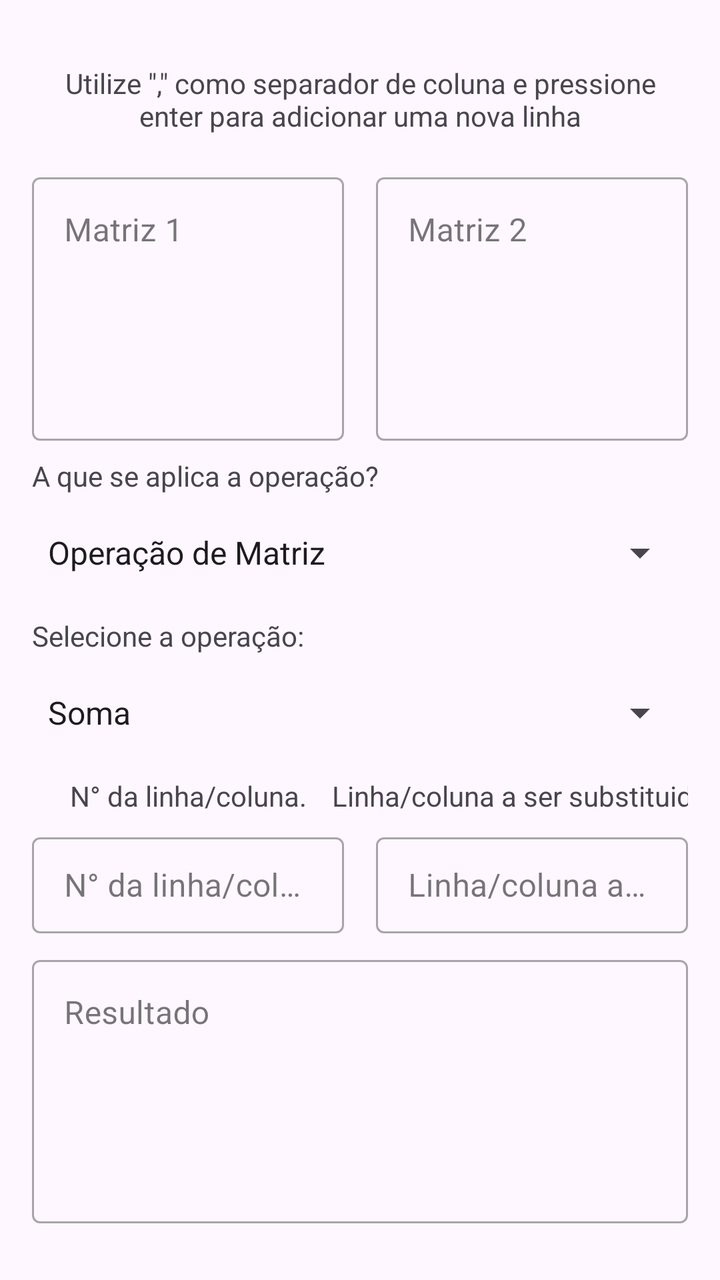
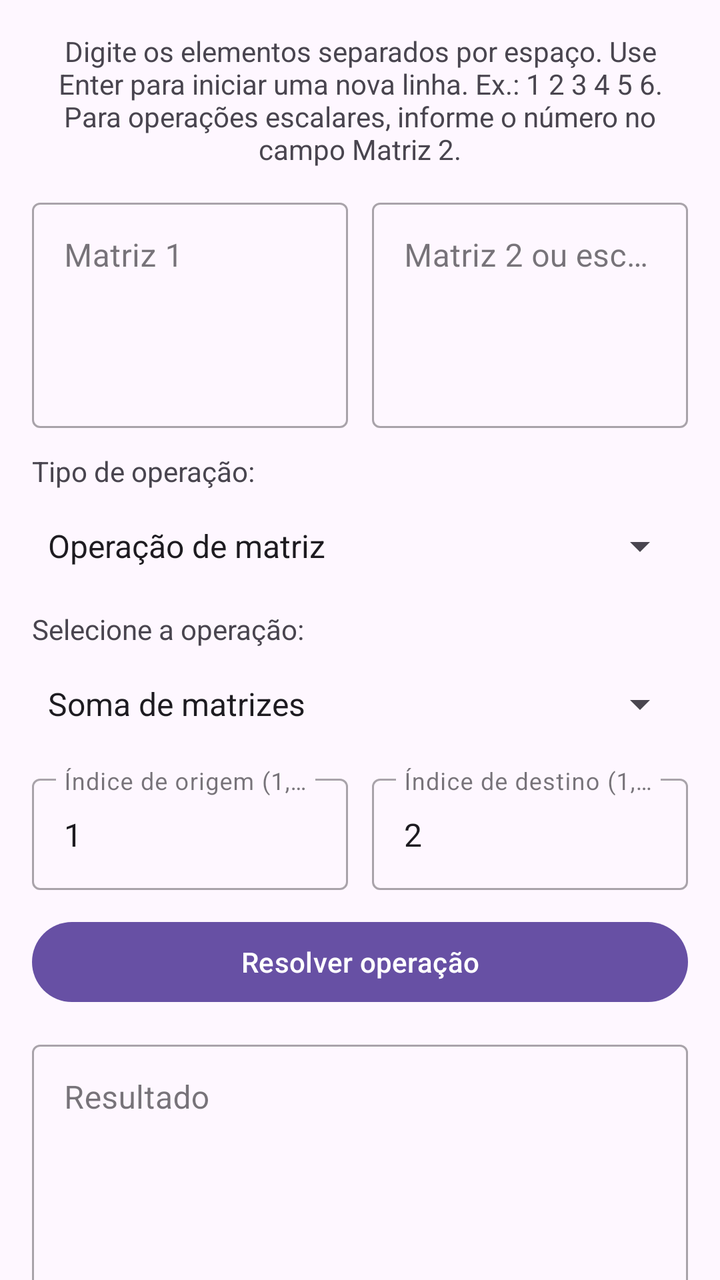

An Android layout rendered at two revisions. The XML below is the earlier revision; the diff shows what the commit changed to produce the second picture.
<!-- AndroidManifest.xml: application theme Theme.com.example.calculadoradematrizes -->
<!-- res/layout/fragment_first.xml -->
<?xml version="1.0" encoding="utf-8"?>
<androidx.core.widget.NestedScrollView xmlns:android="http://schemas.android.com/apk/res/android"
    xmlns:app="http://schemas.android.com/apk/res-auto"
    xmlns:tools="http://schemas.android.com/tools"
    android:layout_width="match_parent"
    android:layout_height="match_parent"
    tools:context=".FirstFragment">

    <androidx.constraintlayout.widget.ConstraintLayout
        android:id="@+id/constraint_layout_first"
        android:layout_width="match_parent"
        android:layout_height="match_parent"
        android:padding="16dp">

        <TextView
            android:id="@+id/tituloInstrucoes"
            android:layout_width="0dp"
            android:layout_height="wrap_content"
            android:layout_marginTop="16dp"
            android:text="@string/instrucoes_entrada"
            android:textAlignment="center"
            app:layout_constraintEnd_toEndOf="parent"
            app:layout_constraintStart_toStartOf="parent"
            app:layout_constraintTop_toTopOf="parent" />

        <com.google.android.material.textfield.TextInputLayout
            android:id="@+id/matriz1_entrada"
            style="@style/Widget.MaterialComponents.TextInputLayout.OutlinedBox"
            android:layout_width="0dp"
            android:layout_height="wrap_content"
            android:layout_marginTop="16dp"
            android:layout_marginEnd="8dp"
            android:hint="@string/matriz_1"
            app:layout_constraintWidth_max="488dp"
            app:layout_constraintEnd_toStartOf="@+id/matriz2_entrada"
            app:layout_constraintStart_toStartOf="parent"
            app:layout_constraintTop_toBottomOf="@+id/tituloInstrucoes">

            <com.google.android.material.textfield.TextInputEditText
                android:layout_width="match_parent"
                android:layout_height="wrap_content"
                android:gravity="top"
                android:inputType="textMultiLine"
                android:lines="5"
                android:textColorHint="#888888"
                tools:ignore="TextContrastCheck" />
        </com.google.android.material.textfield.TextInputLayout>

        <com.google.android.material.textfield.TextInputLayout
            android:id="@+id/matriz2_entrada"
            style="@style/Widget.MaterialComponents.TextInputLayout.OutlinedBox"
            android:layout_width="0dp"
            android:layout_height="wrap_content"
            android:layout_marginStart="8dp"
            android:layout_marginTop="16dp"
            android:hint="@string/matriz_2"
            app:layout_constraintWidth_max="488dp"
            app:layout_constraintEnd_toEndOf="parent"
            app:layout_constraintStart_toEndOf="@+id/matriz1_entrada"
            app:layout_constraintTop_toBottomOf="@+id/tituloInstrucoes">

            <com.google.android.material.textfield.TextInputEditText
                android:layout_width="match_parent"
                android:layout_height="wrap_content"
                android:gravity="top"
                android:inputType="textMultiLine"
                android:lines="5"
                android:textColorHint="#888888"
                tools:ignore="TextContrastCheck" />
        </com.google.android.material.textfield.TextInputLayout>

        <TextView
            android:id="@+id/tituloSelecioneOperacao1"
            android:layout_width="wrap_content"
            android:layout_height="wrap_content"
            android:layout_marginTop="8dp"
            android:text="@string/qual_linha"
            app:layout_constraintStart_toStartOf="parent"
            app:layout_constraintTop_toBottomOf="@+id/matriz1_entrada" />

        <Spinner
            android:id="@+id/selecioneOperacao1"
            android:layout_width="0dp"
            android:layout_height="48dp"
            android:layout_marginTop="5dp"
            android:entries="@array/tipo_de_operacao"
            app:layout_constraintEnd_toEndOf="parent"
            app:layout_constraintStart_toStartOf="parent"
            app:layout_constraintTop_toBottomOf="@+id/tituloSelecioneOperacao1" />

        <TextView
            android:id="@+id/tituloSelecioneOperacao2"
            android:layout_width="wrap_content"
            android:layout_height="wrap_content"
            android:layout_marginTop="8dp"
            android:text="@string/selecione_operacao"
            app:layout_constraintStart_toStartOf="parent"
            app:layout_constraintTop_toBottomOf="@+id/selecioneOperacao1" />

        <Spinner
            android:id="@+id/selecioneOperacao2"
            android:layout_width="0dp"
            android:layout_height="48dp"
            android:layout_marginTop="5dp"
            android:entries="@array/operacoes_matriz"
            app:layout_constraintEnd_toEndOf="parent"
            app:layout_constraintStart_toStartOf="parent"
            app:layout_constraintTop_toBottomOf="@+id/tituloSelecioneOperacao2" />

        <Spinner
            android:id="@+id/selecioneOperacao3"
            android:layout_width="0dp"
            android:layout_height="wrap_content"
            android:layout_marginTop="8dp"
            android:visibility="gone"
            android:entries="@array/operacoes_linha"
            app:layout_constraintEnd_toEndOf="parent"
            app:layout_constraintStart_toStartOf="parent"
            app:layout_constraintTop_toBottomOf="@+id/tituloSelecioneOperacao2" />

        <TextView
            android:id="@+id/titulo_numero_linha"
            android:layout_width="wrap_content"
            android:layout_height="wrap_content"
            android:layout_marginTop="8dp"
            android:text="@string/numero_da_linha"
            app:layout_constraintEnd_toEndOf="@+id/numero_linha_entrada"
            app:layout_constraintStart_toStartOf="@+id/numero_linha_entrada"
            app:layout_constraintTop_toBottomOf="@+id/selecioneOperacao2" />


        <com.google.android.material.textfield.TextInputLayout
            android:id="@+id/numero_linha_entrada"
            style="@style/Widget.MaterialComponents.TextInputLayout.OutlinedBox"
            android:layout_width="0dp"
            android:layout_height="wrap_content"
            android:layout_marginTop="6dp"
            android:layout_marginEnd="8dp"
            android:hint="@string/numero_da_linha"
            app:layout_constraintWidth_max="488dp"
            app:layout_constraintEnd_toStartOf="@+id/numero_linha_substituida_entrada"
            app:layout_constraintStart_toStartOf="parent"
            app:layout_constraintTop_toBottomOf="@+id/titulo_numero_linha">

            <com.google.android.material.textfield.TextInputEditText
                android:layout_width="match_parent"
                android:layout_height="48dp"
                android:inputType="number"
                android:textColorHint="#888888"
                tools:ignore="TextContrastCheck" />
        </com.google.android.material.textfield.TextInputLayout>

        <TextView
            android:id="@+id/titulo_numero_linha_substituida"
            android:layout_width="200dp"
            android:layout_height="wrap_content"
            android:layout_marginTop="8dp"
            android:text="@string/linha_a_ser_substituida"
            app:layout_constraintEnd_toEndOf="@+id/numero_linha_substituida_entrada"
            app:layout_constraintStart_toStartOf="@+id/numero_linha_substituida_entrada"
            app:layout_constraintTop_toBottomOf="@+id/selecioneOperacao2"
            tools:ignore="TextSizeCheck" />

        <com.google.android.material.textfield.TextInputLayout
            android:id="@+id/numero_linha_substituida_entrada"
            style="@style/Widget.MaterialComponents.TextInputLayout.OutlinedBox"
            app:layout_constraintTop_toBottomOf="@+id/titulo_numero_linha_substituida"
            android:layout_width="0dp"
            android:layout_height="wrap_content"
            android:layout_marginStart="8dp"
            android:hint="@string/linha_a_ser_substituida"
            app:layout_constraintWidth_max="488dp"
            app:layout_constraintEnd_toEndOf="parent"
            app:layout_constraintStart_toEndOf="@+id/numero_linha_entrada"
            app:layout_constraintTop_toTopOf="@+id/numero_linha_entrada">

            <com.google.android.material.textfield.TextInputEditText
                android:layout_width="match_parent"
                android:layout_height="48dp"
                android:inputType="number"
                android:textColorHint="#888888"
                tools:ignore="TextContrastCheck" />
        </com.google.android.material.textfield.TextInputLayout>

        <com.google.android.material.textfield.TextInputLayout
            android:id="@+id/resultado_saida"
            style="@style/Widget.MaterialComponents.TextInputLayout.OutlinedBox"
            android:layout_width="0dp"
            android:layout_height="wrap_content"
            android:layout_marginTop="8dp"
            android:hint="@string/resultado"
            app:layout_constraintEnd_toEndOf="parent"
            app:layout_constraintStart_toStartOf="parent"
            app:layout_constraintTop_toBottomOf="@+id/numero_linha_entrada">

            <com.google.android.material.textfield.TextInputEditText
                android:layout_width="match_parent"
                android:layout_height="wrap_content"
                android:focusable="false"
                android:gravity="top"
                android:inputType="textMultiLine"
                android:lines="5"
                android:textColorHint="#888888"
                android:textIsSelectable="true"
                tools:ignore="TextContrastCheck,VisualLintTextFieldSize" />
        </com.google.android.material.textfield.TextInputLayout>

        <androidx.constraintlayout.widget.Group
            android:id="@+id/grupo_operacoes_linha"
            android:layout_width="wrap_content"
            android:layout_height="wrap_content"
            app:constraint_referenced_ids="titulo_numero_linha,numero_linha_entrada,titulo_numero_linha_substituida,numero_linha_substituida_entrada" />

    </androidx.constraintlayout.widget.ConstraintLayout>
</androidx.core.widget.NestedScrollView>
<!-- resources referenced by this layout -->
<resources>
  <string-array name="operacoes_linha">
          <item>Somar e Substituir</item>
          <item>Somar a (-1 * valor da coluna) e Substituir</item>
          <item>Multiplicar e Substituir</item>
          <item>Dividir e Substituir</item>
      </string-array>
  <string-array name="operacoes_matriz">
          <item>Soma</item>
          <item>Multiplicação Escalar</item>
          <item>Multiplicação Vetorial</item>
          <item>Identificar Determinante</item>
          <item>Identificar Matriz Inversa (se existir)</item>
          <item>Transpor a Matriz (apenas matrizes quadradas)</item>
      </string-array>
  <string-array name="tipo_de_operacao">
          <item>Operação de Matriz</item>
          <item>Operação de Linha</item>
          <item>Operação de Coluna</item>
      </string-array>
  <string name="instrucoes_entrada">Utilize \",\" como separador de coluna e pressione enter para adicionar uma nova linha</string>
  <string name="linha_a_ser_substituida">Linha/coluna a ser substituida</string>
  <string name="matriz_1">Matriz 1</string>
  <string name="matriz_2">Matriz 2</string>
  <string name="numero_da_linha">N° da linha/coluna.</string>
  <string name="qual_linha">A que se aplica a operação?</string>
  <string name="resultado">Resultado</string>
  <string name="selecione_operacao">Selecione a operação:</string>
  <style name="Theme.com.example.calculadoradematrizes" parent="Base.Theme.com.example.calculadoradematrizes" />
  <style name="Base.Theme.com.example.calculadoradematrizes" parent="Theme.Material3.DayNight.NoActionBar">
          
          
      </style>
</resources>

<!-- the commit's change to res/layout/fragment_first.xml (unified diff, before → after) -->
@@ -9,41 +9,40 @@
     <androidx.constraintlayout.widget.ConstraintLayout
         android:id="@+id/constraint_layout_first"
         android:layout_width="match_parent"
-        android:layout_height="match_parent"
+        android:layout_height="wrap_content"
         android:padding="16dp">
 
         <TextView
             android:id="@+id/tituloInstrucoes"
             android:layout_width="0dp"
             android:layout_height="wrap_content"
-            android:layout_marginTop="16dp"
             android:text="@string/instrucoes_entrada"
             android:textAlignment="center"
-            app:layout_constraintEnd_toEndOf="parent"
+            app:layout_constraintTop_toTopOf="parent"
             app:layout_constraintStart_toStartOf="parent"
-            app:layout_constraintTop_toTopOf="parent" />
+            app:layout_constraintEnd_toEndOf="parent" />
 
         <com.google.android.material.textfield.TextInputLayout
             android:id="@+id/matriz1_entrada"
             style="@style/Widget.MaterialComponents.TextInputLayout.OutlinedBox"
             android:layout_width="0dp"
             android:layout_height="wrap_content"
-            android:layout_marginTop="16dp"
-            android:layout_marginEnd="8dp"
+            android:layout_marginTop="12dp"
+            android:layout_marginEnd="6dp"
             android:hint="@string/matriz_1"
             app:layout_constraintWidth_max="488dp"
-            app:layout_constraintEnd_toStartOf="@+id/matriz2_entrada"
+            app:layout_constraintTop_toBottomOf="@id/tituloInstrucoes"
             app:layout_constraintStart_toStartOf="parent"
-            app:layout_constraintTop_toBottomOf="@+id/tituloInstrucoes">
+            app:layout_constraintEnd_toStartOf="@id/matriz2_entrada">
 
             <com.google.android.material.textfield.TextInputEditText
+                android:id="@+id/matriz1_texto"
                 android:layout_width="match_parent"
                 android:layout_height="wrap_content"
-                android:gravity="top"
-                android:inputType="textMultiLine"
-                android:lines="5"
-                android:textColorHint="#888888"
-                tools:ignore="TextContrastCheck" />
+                android:gravity="top|start"
+                android:inputType="textMultiLine|textNoSuggestions"
+                android:minLines="4"
+                android:maxLines="8" />
         </com.google.android.material.textfield.TextInputLayout>
 
         <com.google.android.material.textfield.TextInputLayout
@@ -51,42 +50,41 @@
             style="@style/Widget.MaterialComponents.TextInputLayout.OutlinedBox"
             android:layout_width="0dp"
             android:layout_height="wrap_content"
-            android:layout_marginStart="8dp"
-            android:layout_marginTop="16dp"
+            android:layout_marginStart="6dp"
             android:hint="@string/matriz_2"
             app:layout_constraintWidth_max="488dp"
-            app:layout_constraintEnd_toEndOf="parent"
-            app:layout_constraintStart_toEndOf="@+id/matriz1_entrada"
-            app:layout_constraintTop_toBottomOf="@+id/tituloInstrucoes">
+            app:layout_constraintTop_toTopOf="@id/matriz1_entrada"
+            app:layout_constraintStart_toEndOf="@id/matriz1_entrada"
+            app:layout_constraintEnd_toEndOf="parent">
 
             <com.google.android.material.textfield.TextInputEditText
+                android:id="@+id/matriz2_texto"
                 android:layout_width="match_parent"
                 android:layout_height="wrap_content"
-                android:gravity="top"
-                android:inputType="textMultiLine"
-                android:lines="5"
-                android:textColorHint="#888888"
-                tools:ignore="TextContrastCheck" />
+                android:gravity="top|start"
+                android:inputType="textMultiLine|textNoSuggestions"
+                android:minLines="4"
+                android:maxLines="8" />
         </com.google.android.material.textfield.TextInputLayout>
 
         <TextView
             android:id="@+id/tituloSelecioneOperacao1"
             android:layout_width="wrap_content"
             android:layout_height="wrap_content"
-            android:layout_marginTop="8dp"
+            android:layout_marginTop="12dp"
             android:text="@string/qual_linha"
-            app:layout_constraintStart_toStartOf="parent"
-            app:layout_constraintTop_toBottomOf="@+id/matriz1_entrada" />
+            app:layout_constraintTop_toBottomOf="@id/matriz1_entrada"
+            app:layout_constraintStart_toStartOf="parent" />
 
         <Spinner
             android:id="@+id/selecioneOperacao1"
             android:layout_width="0dp"
             android:layout_height="48dp"
-            android:layout_marginTop="5dp"
+            android:layout_marginTop="4dp"
             android:entries="@array/tipo_de_operacao"
-            app:layout_constraintEnd_toEndOf="parent"
+            app:layout_constraintTop_toBottomOf="@id/tituloSelecioneOperacao1"
             app:layout_constraintStart_toStartOf="parent"
-            app:layout_constraintTop_toBottomOf="@+id/tituloSelecioneOperacao1" />
+            app:layout_constraintEnd_toEndOf="parent" />
 
         <TextView
             android:id="@+id/tituloSelecioneOperacao2"
@@ -94,122 +92,102 @@
             android:layout_height="wrap_content"
             android:layout_marginTop="8dp"
             android:text="@string/selecione_operacao"
-            app:layout_constraintStart_toStartOf="parent"
-            app:layout_constraintTop_toBottomOf="@+id/selecioneOperacao1" />
+            app:layout_constraintTop_toBottomOf="@id/selecioneOperacao1"
+            app:layout_constraintStart_toStartOf="parent" />
 
         <Spinner
             android:id="@+id/selecioneOperacao2"
             android:layout_width="0dp"
             android:layout_height="48dp"
-            android:layout_marginTop="5dp"
+            android:layout_marginTop="4dp"
             android:entries="@array/operacoes_matriz"
-            app:layout_constraintEnd_toEndOf="parent"
+            app:layout_constraintTop_toBottomOf="@id/tituloSelecioneOperacao2"
             app:layout_constraintStart_toStartOf="parent"
-            app:layout_constraintTop_toBottomOf="@+id/tituloSelecioneOperacao2" />
+            app:layout_constraintEnd_toEndOf="parent" />
 
         <Spinner
             android:id="@+id/selecioneOperacao3"
             android:layout_width="0dp"
-            android:layout_height="wrap_content"
-            android:layout_marginTop="8dp"
+            android:layout_height="48dp"
+            android:layout_marginTop="4dp"
             android:visibility="gone"
             android:entries="@array/operacoes_linha"
-            app:layout_constraintEnd_toEndOf="parent"
+            app:layout_constraintTop_toBottomOf="@id/tituloSelecioneOperacao2"
             app:layout_constraintStart_toStartOf="parent"
-            app:layout_constraintTop_toBottomOf="@+id/tituloSelecioneOperacao2" />
-
-        <TextView
-            android:id="@+id/titulo_numero_linha"
-            android:layout_width="wrap_content"
-            android:layout_height="wrap_content"
-            android:layout_marginTop="8dp"
-            android:text="@string/numero_da_linha"
-            app:layout_constraintEnd_toEndOf="@+id/numero_linha_entrada"
-            app:layout_constraintStart_toStartOf="@+id/numero_linha_entrada"
-            app:layout_constraintTop_toBottomOf="@+id/selecioneOperacao2" />
-
+            app:layout_constraintEnd_toEndOf="parent" />
 
         <com.google.android.material.textfield.TextInputLayout
             android:id="@+id/numero_linha_entrada"
             style="@style/Widget.MaterialComponents.TextInputLayout.OutlinedBox"
             android:layout_width="0dp"
             android:layout_height="wrap_content"
-            android:layout_marginTop="6dp"
-            android:layout_marginEnd="8dp"
-            android:hint="@string/numero_da_linha"
-            app:layout_constraintWidth_max="488dp"
-            app:layout_constraintEnd_toStartOf="@+id/numero_linha_substituida_entrada"
+            android:layout_marginTop="8dp"
+            android:layout_marginEnd="6dp"
+            android:hint="@string/indice_origem"
+            app:layout_constraintTop_toBottomOf="@id/selecioneOperacao2"
             app:layout_constraintStart_toStartOf="parent"
-            app:layout_constraintTop_toBottomOf="@+id/titulo_numero_linha">
+            app:layout_constraintEnd_toStartOf="@id/numero_linha_substituida_entrada">
 
             <com.google.android.material.textfield.TextInputEditText
+                android:id="@+id/numero_linha_texto"
                 android:layout_width="match_parent"
-                android:layout_height="48dp"
+                android:layout_height="wrap_content"
                 android:inputType="number"
-                android:textColorHint="#888888"
-                tools:ignore="TextContrastCheck" />
+                android:text="1" />
         </com.google.android.material.textfield.TextInputLayout>
-
-        <TextView
-            android:id="@+id/titulo_numero_linha_substituida"
-            android:layout_width="200dp"
-            android:layout_height="wrap_content"
-            android:layout_marginTop="8dp"
-            android:text="@string/linha_a_ser_substituida"
-            app:layout_constraintEnd_toEndOf="@+id/numero_linha_substituida_entrada"
-            app:layout_constraintStart_toStartOf="@+id/numero_linha_substituida_entrada"
-            app:layout_constraintTop_toBottomOf="@+id/selecioneOperacao2"
-            tools:ignore="TextSizeCheck" />
 
         <com.google.android.material.textfield.TextInputLayout
             android:id="@+id/numero_linha_substituida_entrada"
             style="@style/Widget.MaterialComponents.TextInputLayout.OutlinedBox"
-            app:layout_constraintTop_toBottomOf="@+id/titulo_numero_linha_substituida"
             android:layout_width="0dp"
             android:layout_height="wrap_content"
-            android:layout_marginStart="8dp"
-            android:hint="@string/linha_a_ser_substituida"
-            app:layout_constraintWidth_max="488dp"
-            app:layout_constraintEnd_toEndOf="parent"
-            app:layout_constraintStart_toEndOf="@+id/numero_linha_entrada"
-            app:layout_constraintTop_toTopOf="@+id/numero_linha_entrada">
+            android:layout_marginStart="6dp"
+            android:layout_marginTop="8dp"
+            android:hint="@string/indice_destino"
+            app:layout_constraintTop_toBottomOf="@id/selecioneOperacao2"
+            app:layout_constraintStart_toEndOf="@id/numero_linha_entrada"
+            app:layout_constraintEnd_toEndOf="parent">
 
             <com.google.android.material.textfield.TextInputEditText
+                android:id="@+id/numero_linha_substituida_texto"
                 android:layout_width="match_parent"
-                android:layout_height="48dp"
+                android:layout_height="wrap_content"
                 android:inputType="number"
-                android:textColorHint="#888888"
-                tools:ignore="TextContrastCheck" />
+                android:text="2" />
         </com.google.android.material.textfield.TextInputLayout>
+
+        <Button
+            android:id="@+id/botao_resolver"
+            android:layout_width="0dp"
+            android:layout_height="wrap_content"
+            android:layout_marginTop="12dp"
+            android:text="@string/resolver_operacao"
+            app:layout_constraintTop_toBottomOf="@id/numero_linha_entrada"
+            app:layout_constraintStart_toStartOf="parent"
+            app:layout_constraintEnd_toEndOf="parent" />
 
         <com.google.android.material.textfield.TextInputLayout
             android:id="@+id/resultado_saida"
             style="@style/Widget.MaterialComponents.TextInputLayout.OutlinedBox"
             android:layout_width="0dp"
             android:layout_height="wrap_content"
-            android:layout_marginTop="8dp"
+            android:layout_marginTop="12dp"
             android:hint="@string/resultado"
+            app:layout_constraintTop_toBottomOf="@id/botao_resolver"
+            app:layout_constraintStart_toStartOf="parent"
             app:layout_constraintEnd_toEndOf="parent"
-            app:layout_constraintStart_toStartOf="parent"
-            app:layout_constraintTop_toBottomOf="@+id/numero_linha_entrada">
+            app:layout_constraintBottom_toBottomOf="parent">
 
             <com.google.android.material.textfield.TextInputEditText
+                android:id="@+id/resultado_texto"
                 android:layout_width="match_parent"
                 android:layout_height="wrap_content"
                 android:focusable="false"
-                android:gravity="top"
+                android:gravity="top|start"
                 android:inputType="textMultiLine"
-                android:lines="5"
-                android:textColorHint="#888888"
-                android:textIsSelectable="true"
-                tools:ignore="TextContrastCheck,VisualLintTextFieldSize" />
+                android:minLines="5"
+                android:textIsSelectable="true" />
         </com.google.android.material.textfield.TextInputLayout>
-
-        <androidx.constraintlayout.widget.Group
-            android:id="@+id/grupo_operacoes_linha"
-            android:layout_width="wrap_content"
-            android:layout_height="wrap_content"
-            app:constraint_referenced_ids="titulo_numero_linha,numero_linha_entrada,titulo_numero_linha_substituida,numero_linha_substituida_entrada" />
 
     </androidx.constraintlayout.widget.ConstraintLayout>
 </androidx.core.widget.NestedScrollView>
<!-- resource entries referenced after the edit -->
@@ -1,30 +1,34 @@
 <!-- resources referenced by this layout -->
 <resources>
   <string-array name="operacoes_linha">
-          <item>Somar e Substituir</item>
-          <item>Somar a (-1 * valor da coluna) e Substituir</item>
-          <item>Multiplicar e Substituir</item>
-          <item>Dividir e Substituir</item>
+          <item>Somar origem ao destino</item>
+          <item>Subtrair origem do destino</item>
+          <item>Multiplicar destino por escalar</item>
+          <item>Dividir destino por escalar</item>
       </string-array>
   <string-array name="operacoes_matriz">
-          <item>Soma</item>
-          <item>Multiplicação Escalar</item>
-          <item>Multiplicação Vetorial</item>
-          <item>Identificar Determinante</item>
-          <item>Identificar Matriz Inversa (se existir)</item>
-          <item>Transpor a Matriz (apenas matrizes quadradas)</item>
+          <item>Soma de matrizes</item>
+          <item>Subtração de matrizes</item>
+          <item>Soma de escalar</item>
+          <item>Multiplicação escalar</item>
+          <item>Multiplicação de matrizes</item>
+          <item>Determinante</item>
+          <item>Matriz inversa</item>
+          <item>Transposta</item>
       </string-array>
   <string-array name="tipo_de_operacao">
-          <item>Operação de Matriz</item>
-          <item>Operação de Linha</item>
-          <item>Operação de Coluna</item>
+          <item>Operação de matriz</item>
+          <item>Operação de linha</item>
+          <item>Operação de coluna</item>
       </string-array>
-  <string name="instrucoes_entrada">Utilize \",\" como separador de coluna e pressione enter para adicionar uma nova linha</string>
-  <string name="linha_a_ser_substituida">Linha/coluna a ser substituida</string>
+  <string name="indice_destino">Índice de destino (1, 2…)</string>
+  <string name="indice_origem">Índice de origem (1, 2…)</string>
+  <string name="instrucoes_entrada">Digite os elementos separados por espaço. Use Enter para iniciar uma nova linha. Ex.: 1 2 3
+  4 5 6. Para operações escalares, informe o número no campo Matriz 2.</string>
   <string name="matriz_1">Matriz 1</string>
-  <string name="matriz_2">Matriz 2</string>
-  <string name="numero_da_linha">N° da linha/coluna.</string>
-  <string name="qual_linha">A que se aplica a operação?</string>
+  <string name="matriz_2">Matriz 2 ou escalar</string>
+  <string name="qual_linha">Tipo de operação:</string>
+  <string name="resolver_operacao">Resolver operação</string>
   <string name="resultado">Resultado</string>
   <string name="selecione_operacao">Selecione a operação:</string>
   <style name="Theme.com.example.calculadoradematrizes" parent="Base.Theme.com.example.calculadoradematrizes" />
